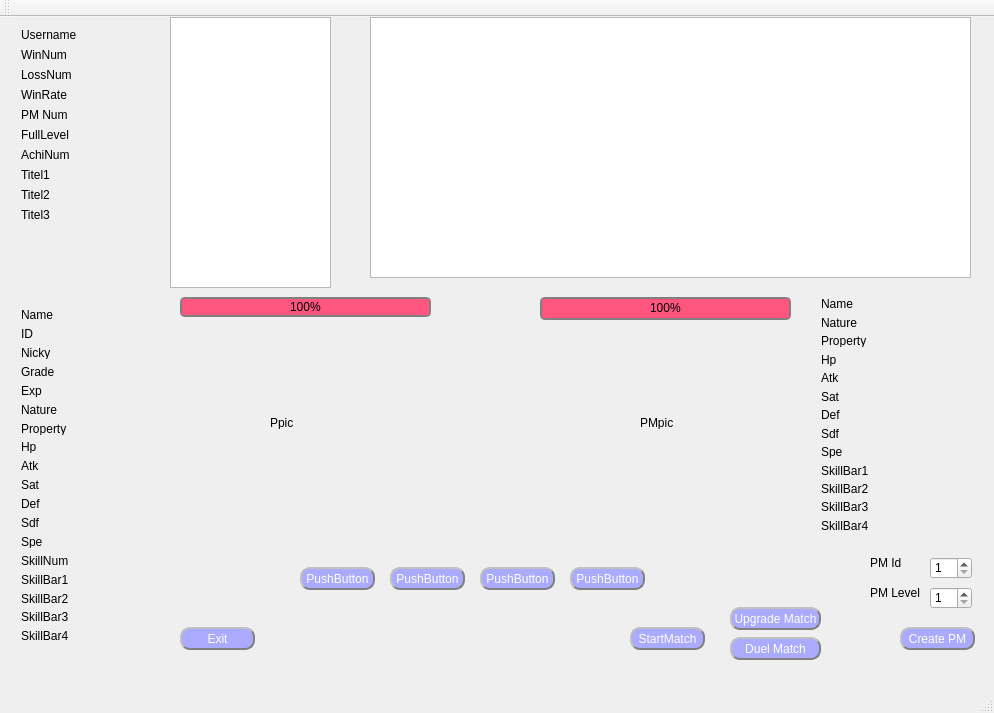
Old version of the form QClient/mainwindow.ui in the repository DarrenIce/QClient.
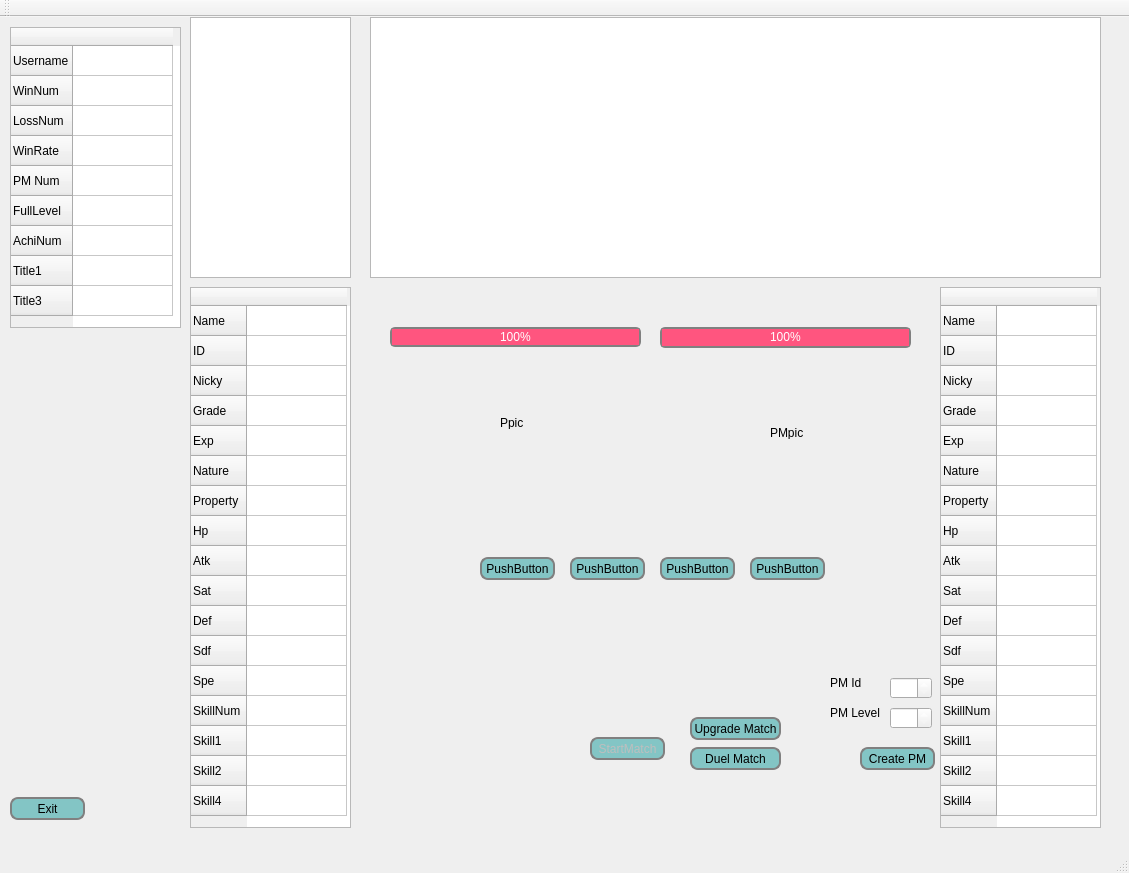
New version of the form.

What changed in the file:
```diff
--- a/QClient/mainwindow.ui
+++ b/QClient/mainwindow.ui
@@ -9,8 +9,8 @@
    <rect>
     <x>0</x>
     <y>0</y>
-    <width>994</width>
-    <height>713</height>
+    <width>1129</width>
+    <height>873</height>
    </rect>
   </property>
   <property name="windowTitle">
@@ -20,216 +20,31 @@
    <widget class="QListWidget" name="PMList">
     <property name="geometry">
      <rect>
-      <x>170</x>
+      <x>190</x>
       <y>0</y>
       <width>161</width>
-      <height>271</height>
+      <height>261</height>
      </rect>
     </property>
-   </widget>
-   <widget class="QWidget" name="formLayoutWidget">
-    <property name="geometry">
-     <rect>
-      <x>10</x>
-      <y>280</y>
-      <width>161</width>
-      <height>356</height>
-     </rect>
+    <property name="editTriggers">
+     <set>QAbstractItemView::NoEditTriggers</set>
     </property>
-    <layout class="QFormLayout" name="UserOp">
-     <item row="0" column="0">
-      <widget class="QLabel" name="Name">
-       <property name="text">
-        <string>Name</string>
-       </property>
-      </widget>
-     </item>
-     <item row="0" column="1">
-      <widget class="QLabel" name="name"/>
-     </item>
-     <item row="1" column="0">
-      <widget class="QLabel" name="Id">
-       <property name="text">
-        <string>ID</string>
-       </property>
-      </widget>
-     </item>
-     <item row="1" column="1">
-      <widget class="QLabel" name="id"/>
-     </item>
-     <item row="2" column="0">
-      <widget class="QLabel" name="Nicky">
-       <property name="text">
-        <string>Nicky</string>
-       </property>
-      </widget>
-     </item>
-     <item row="2" column="1">
-      <widget class="QLabel" name="nicky"/>
-     </item>
-     <item row="3" column="0">
-      <widget class="QLabel" name="Grade">
-       <property name="text">
-        <string>Grade</string>
-       </property>
-      </widget>
-     </item>
-     <item row="3" column="1">
-      <widget class="QLabel" name="grade"/>
-     </item>
-     <item row="4" column="0">
-      <widget class="QLabel" name="Exp">
-       <property name="text">
-        <string>Exp</string>
-       </property>
-      </widget>
-     </item>
-     <item row="4" column="1">
-      <widget class="QLabel" name="exp"/>
-     </item>
-     <item row="5" column="0">
-      <widget class="QLabel" name="Nature">
-       <property name="text">
-        <string>Nature</string>
-       </property>
-      </widget>
-     </item>
-     <item row="5" column="1">
-      <widget class="QLabel" name="nature"/>
-     </item>
-     <item row="6" column="0">
-      <widget class="QLabel" name="Property">
-       <property name="text">
-        <string>Property</string>
-       </property>
-      </widget>
-     </item>
-     <item row="6" column="1">
-      <widget class="QLabel" name="property"/>
-     </item>
-     <item row="7" column="0">
-      <widget class="QLabel" name="Hp">
-       <property name="text">
-        <string>Hp</string>
-       </property>
-      </widget>
-     </item>
-     <item row="7" column="1">
-      <widget class="QLabel" name="hp"/>
-     </item>
-     <item row="8" column="0">
-      <widget class="QLabel" name="Atk">
-       <property name="text">
-        <string>Atk</string>
-       </property>
-      </widget>
-     </item>
-     <item row="8" column="1">
-      <widget class="QLabel" name="atk"/>
-     </item>
-     <item row="9" column="0">
-      <widget class="QLabel" name="Sat">
-       <property name="text">
-        <string>Sat</string>
-       </property>
-      </widget>
-     </item>
-     <item row="9" column="1">
-      <widget class="QLabel" name="sat"/>
-     </item>
-     <item row="10" column="0">
-      <widget class="QLabel" name="Def">
-       <property name="text">
-        <string>Def</string>
-       </property>
-      </widget>
-     </item>
-     <item row="10" column="1">
-      <widget class="QLabel" name="def"/>
-     </item>
-     <item row="11" column="0">
-      <widget class="QLabel" name="Sdf">
-       <property name="text">
-        <string>Sdf</string>
-       </property>
-      </widget>
-     </item>
-     <item row="11" column="1">
-      <widget class="QLabel" name="sdf"/>
-     </item>
-     <item row="12" column="0">
-      <widget class="QLabel" name="Spe">
-       <property name="text">
-        <string>Spe</string>
-       </property>
-      </widget>
-     </item>
-     <item row="12" column="1">
-      <widget class="QLabel" name="spe"/>
-     </item>
-     <item row="13" column="0">
-      <widget class="QLabel" name="SkillNum">
-       <property name="text">
-        <string>SkillNum</string>
-       </property>
-      </widget>
-     </item>
-     <item row="13" column="1">
-      <widget class="QLabel" name="skillnum"/>
-     </item>
-     <item row="14" column="0">
-      <widget class="QLabel" name="SkillBar1">
-       <property name="text">
-        <string>SkillBar1</string>
-       </property>
-      </widget>
-     </item>
-     <item row="14" column="1">
-      <widget class="QLabel" name="skillbar1"/>
-     </item>
-     <item row="15" column="0">
-      <widget class="QLabel" name="SkillBar2">
-       <property name="text">
-        <string>SkillBar2</string>
-       </property>
-      </widget>
-     </item>
-     <item row="16" column="0">
-      <widget class="QLabel" name="SkillBar3">
-       <property name="text">
-        <string>SkillBar3</string>
-       </property>
-      </widget>
-     </item>
-     <item row="17" column="0">
-      <widget class="QLabel" name="SkillBar4">
-       <property name="text">
-        <string>SkillBar4</string>
-       </property>
-      </widget>
-     </item>
-     <item row="15" column="1">
-      <widget class="QLabel" name="skillbar2"/>
-     </item>
-     <item row="16" column="1">
-      <widget class="QLabel" name="skillbar3"/>
-     </item>
-     <item row="17" column="1">
-      <widget class="QLabel" name="skillbar4"/>
-     </item>
-    </layout>
    </widget>
    <widget class="QPushButton" name="UpgradeMatch">
     <property name="geometry">
      <rect>
-      <x>730</x>
-      <y>590</y>
+      <x>690</x>
+      <y>700</y>
       <width>91</width>
       <height>23</height>
      </rect>
     </property>
     <property name="styleSheet">
-     <string notr="true">QPushButton{background-color:rgb(170, 170, 255);color:white;border-radius:10px;border: 2px groove gray;border-style: outset;}                                           QPushButton:hover{background-color:rgb(170, 255, 255); color: black;}                                          QPushButton:pressed{background-color:rgb(255, 170, 127);border-style: inset; }</string>
+     <string notr="true">QPushButton{border: 2px solid grey;
+	background:rgb(131, 197, 197);
+	border-radius: 8px;}
+QPushButton:hover{border-color:rgb(183,203,188);}
+QPushButton:pressed{border-color:gray}</string>
     </property>
     <property name="text">
      <string>Upgrade Match</string>
@@ -238,14 +53,18 @@
    <widget class="QPushButton" name="DuelMatch">
     <property name="geometry">
      <rect>
-      <x>730</x>
-      <y>620</y>
+      <x>690</x>
+      <y>730</y>
       <width>91</width>
       <height>23</height>
      </rect>
     </property>
     <property name="styleSheet">
-     <string notr="true">QPushButton{background-color:rgb(170, 170, 255);color:white;border-radius:10px;border: 2px groove gray;border-style: outset;}                                           QPushButton:hover{background-color:rgb(170, 255, 255); color: black;}                                          QPushButton:pressed{background-color:rgb(255, 170, 127);border-style: inset; }</string>
+     <string notr="true">QPushButton{border: 2px solid grey;
+	background:rgb(131, 197, 197);
+	border-radius: 8px;}
+QPushButton:hover{border-color:rgb(183,203,188);}
+QPushButton:pressed{border-color:gray}</string>
     </property>
     <property name="text">
      <string>Duel Match</string>
@@ -254,8 +73,8 @@
    <widget class="QProgressBar" name="UserHp">
     <property name="geometry">
      <rect>
-      <x>180</x>
-      <y>280</y>
+      <x>390</x>
+      <y>310</y>
       <width>251</width>
       <height>20</height>
      </rect>
@@ -265,12 +84,14 @@
      border: 2px solid grey;
      border-radius: 5px;
      text-align: center;
+	 color: rgb(255, 255, 255);
  }
  
  QProgressBar::chunk {
      background-color: rgb(255, 85, 127);
      width: 20px;
- }</string>
+ }
+</string>
     </property>
     <property name="value">
      <number>100</number>
@@ -282,10 +103,10 @@
    <widget class="QProgressBar" name="PmHp">
     <property name="geometry">
      <rect>
-      <x>540</x>
-      <y>280</y>
+      <x>660</x>
+      <y>310</y>
       <width>251</width>
-      <height>23</height>
+      <height>21</height>
      </rect>
     </property>
     <property name="styleSheet">
@@ -293,6 +114,7 @@
      border: 2px solid grey;
      border-radius: 5px;
      text-align: center;
+	 color: rgb(255, 255, 255);
  }
  
  QProgressBar::chunk {
@@ -307,14 +129,18 @@
    <widget class="QPushButton" name="Skill1">
     <property name="geometry">
      <rect>
-      <x>300</x>
-      <y>550</y>
+      <x>480</x>
+      <y>540</y>
       <width>75</width>
       <height>23</height>
      </rect>
     </property>
     <property name="styleSheet">
-     <string notr="true">QPushButton{background-color:rgb(170, 170, 255);color:white;border-radius:10px;border: 2px groove gray;border-style: outset;}                                           QPushButton:hover{background-color:rgb(170, 255, 255); color: black;}                                          QPushButton:pressed{background-color:rgb(255, 170, 127);border-style: inset; }</string>
+     <string notr="true">QPushButton{border: 2px solid grey;
+	background:rgb(131, 197, 197);
+	border-radius: 8px;}
+QPushButton:hover{border-color:rgb(183,203,188);}
+QPushButton:pressed{border-color:gray}</string>
     </property>
     <property name="text">
      <string>PushButton</string>
@@ -323,14 +149,18 @@
    <widget class="QPushButton" name="Skill2">
     <property name="geometry">
      <rect>
-      <x>390</x>
-      <y>550</y>
+      <x>570</x>
+      <y>540</y>
       <width>75</width>
       <height>23</height>
      </rect>
     </property>
     <property name="styleSheet">
-     <string notr="true">QPushButton{background-color:rgb(170, 170, 255);color:white;border-radius:10px;border: 2px groove gray;border-style: outset;}                                           QPushButton:hover{background-color:rgb(170, 255, 255); color: black;}                                          QPushButton:pressed{background-color:rgb(255, 170, 127);border-style: inset; }</string>
+     <string notr="true">QPushButton{border: 2px solid grey;
+	background:rgb(131, 197, 197);
+	border-radius: 8px;}
+QPushButton:hover{border-color:rgb(183,203,188);}
+QPushButton:pressed{border-color:gray}</string>
     </property>
     <property name="text">
      <string>PushButton</string>
@@ -339,14 +169,18 @@
    <widget class="QPushButton" name="Skill3">
     <property name="geometry">
      <rect>
-      <x>480</x>
-      <y>550</y>
+      <x>660</x>
+      <y>540</y>
       <width>75</width>
       <height>23</height>
      </rect>
     </property>
     <property name="styleSheet">
-     <string notr="true">QPushButton{background-color:rgb(170, 170, 255);color:white;border-radius:10px;border: 2px groove gray;border-style: outset;}                                           QPushButton:hover{background-color:rgb(170, 255, 255); color: black;}                                          QPushButton:pressed{background-color:rgb(255, 170, 127);border-style: inset; }</string>
+     <string notr="true">QPushButton{border: 2px solid grey;
+	background:rgb(131, 197, 197);
+	border-radius: 8px;}
+QPushButton:hover{border-color:rgb(183,203,188);}
+QPushButton:pressed{border-color:gray}</string>
     </property>
     <property name="text">
      <string>PushButton</string>
@@ -355,14 +189,18 @@
    <widget class="QPushButton" name="Skill4">
     <property name="geometry">
      <rect>
-      <x>570</x>
-      <y>550</y>
+      <x>750</x>
+      <y>540</y>
       <width>75</width>
       <height>23</height>
      </rect>
     </property>
     <property name="styleSheet">
-     <string notr="true">QPushButton{background-color:rgb(170, 170, 255);color:white;border-radius:10px;border: 2px groove gray;border-style: outset;}                                           QPushButton:hover{background-color:rgb(170, 255, 255); color: black;}                                          QPushButton:pressed{background-color:rgb(255, 170, 127);border-style: inset; }</string>
+     <string notr="true">QPushButton{border: 2px solid grey;
+	background:rgb(131, 197, 197);
+	border-radius: 8px;}
+QPushButton:hover{border-color:rgb(183,203,188);}
+QPushButton:pressed{border-color:gray}</string>
     </property>
     <property name="text">
      <string>PushButton</string>
@@ -371,12 +209,15 @@
    <widget class="QSpinBox" name="IdBox">
     <property name="geometry">
      <rect>
-      <x>930</x>
-      <y>540</y>
+      <x>890</x>
+      <y>660</y>
       <width>42</width>
       <height>22</height>
      </rect>
     </property>
+    <property name="styleSheet">
+     <string notr="true">color: rgb(255, 255, 255);</string>
+    </property>
     <property name="minimum">
      <number>1</number>
     </property>
@@ -387,8 +228,8 @@
    <widget class="QLabel" name="PM_ID">
     <property name="geometry">
      <rect>
-      <x>870</x>
-      <y>540</y>
+      <x>830</x>
+      <y>660</y>
       <width>54</width>
       <height>12</height>
      </rect>
@@ -400,12 +241,15 @@
    <widget class="QSpinBox" name="LevelBox">
     <property name="geometry">
      <rect>
-      <x>930</x>
-      <y>570</y>
+      <x>890</x>
+      <y>690</y>
       <width>42</width>
       <height>22</height>
      </rect>
     </property>
+    <property name="styleSheet">
+     <string notr="true">color: rgb(255, 255, 255);</string>
+    </property>
     <property name="minimum">
      <number>1</number>
     </property>
@@ -416,8 +260,8 @@
    <widget class="QLabel" name="PM_LEVEL">
     <property name="geometry">
      <rect>
-      <x>870</x>
-      <y>570</y>
+      <x>830</x>
+      <y>690</y>
       <width>54</width>
       <height>12</height>
      </rect>
@@ -426,159 +270,21 @@
      <string>PM Level</string>
     </property>
    </widget>
-   <widget class="QWidget" name="formLayoutWidget_2">
-    <property name="geometry">
-     <rect>
-      <x>810</x>
-      <y>270</y>
-      <width>178</width>
-      <height>256</height>
-     </rect>
-    </property>
-    <layout class="QFormLayout" name="PmOp">
-     <item row="0" column="0">
-      <widget class="QLabel" name="Name2">
-       <property name="text">
-        <string>Name</string>
-       </property>
-      </widget>
-     </item>
-     <item row="0" column="1">
-      <widget class="QLabel" name="name2"/>
-     </item>
-     <item row="1" column="0">
-      <widget class="QLabel" name="Nature2">
-       <property name="text">
-        <string>Nature</string>
-       </property>
-      </widget>
-     </item>
-     <item row="1" column="1">
-      <widget class="QLabel" name="nature2"/>
-     </item>
-     <item row="2" column="0">
-      <widget class="QLabel" name="Property2">
-       <property name="text">
-        <string>Property</string>
-       </property>
-      </widget>
-     </item>
-     <item row="2" column="1">
-      <widget class="QLabel" name="property2"/>
-     </item>
-     <item row="3" column="0">
-      <widget class="QLabel" name="Hp2">
-       <property name="text">
-        <string>Hp</string>
-       </property>
-      </widget>
-     </item>
-     <item row="3" column="1">
-      <widget class="QLabel" name="hp2"/>
-     </item>
-     <item row="4" column="0">
-      <widget class="QLabel" name="Atk2">
-       <property name="text">
-        <string>Atk</string>
-       </property>
-      </widget>
-     </item>
-     <item row="5" column="0">
-      <widget class="QLabel" name="Sat2">
-       <property name="text">
-        <string>Sat</string>
-       </property>
-      </widget>
-     </item>
-     <item row="5" column="1">
-      <widget class="QLabel" name="sat2"/>
-     </item>
-     <item row="6" column="0">
-      <widget class="QLabel" name="Def2">
-       <property name="text">
-        <string>Def</string>
-       </property>
-      </widget>
-     </item>
-     <item row="6" column="1">
-      <widget class="QLabel" name="def2"/>
-     </item>
-     <item row="7" column="0">
-      <widget class="QLabel" name="Sdf2">
-       <property name="text">
-        <string>Sdf</string>
-       </property>
-      </widget>
-     </item>
-     <item row="7" column="1">
-      <widget class="QLabel" name="sdf2"/>
-     </item>
-     <item row="8" column="0">
-      <widget class="QLabel" name="Spe2">
-       <property name="text">
-        <string>Spe</string>
-       </property>
-      </widget>
-     </item>
-     <item row="8" column="1">
-      <widget class="QLabel" name="spe2"/>
-     </item>
-     <item row="9" column="0">
-      <widget class="QLabel" name="SkillBar2_1">
-       <property name="text">
-        <string>SkillBar1</string>
-       </property>
-      </widget>
-     </item>
-     <item row="9" column="1">
-      <widget class="QLabel" name="skillbar2_1"/>
-     </item>
-     <item row="10" column="0">
-      <widget class="QLabel" name="SkillBar2_2">
-       <property name="text">
-        <string>SkillBar2</string>
-       </property>
-      </widget>
-     </item>
-     <item row="10" column="1">
-      <widget class="QLabel" name="skillbar2_2"/>
-     </item>
-     <item row="11" column="0">
-      <widget class="QLabel" name="SkillBar2_3">
-       <property name="text">
-        <string>SkillBar3</string>
-       </property>
-      </widget>
-     </item>
-     <item row="11" column="1">
-      <widget class="QLabel" name="skillbar2_3"/>
-     </item>
-     <item row="12" column="0">
-      <widget class="QLabel" name="SkillBar2_4">
-       <property name="text">
-        <string>SkillBar4</string>
-       </property>
-      </widget>
-     </item>
-     <item row="12" column="1">
-      <widget class="QLabel" name="skillbar2_4"/>
-     </item>
-     <item row="4" column="1">
-      <widget class="QLabel" name="atk2"/>
-     </item>
-    </layout>
-   </widget>
    <widget class="QPushButton" name="CreatePm">
     <property name="geometry">
      <rect>
-      <x>900</x>
-      <y>610</y>
+      <x>860</x>
+      <y>730</y>
       <width>75</width>
       <height>23</height>
      </rect>
     </property>
     <property name="styleSheet">
-     <string notr="true">QPushButton{background-color:rgb(170, 170, 255);color:white;border-radius:10px;border: 2px groove gray;border-style: outset;}                                           QPushButton:hover{background-color:rgb(170, 255, 255); color: black;}                                          QPushButton:pressed{background-color:rgb(255, 170, 127);border-style: inset; }</string>
+     <string notr="true">QPushButton{border: 2px solid grey;
+	background:rgb(131, 197, 197);
+	border-radius: 8px;}
+QPushButton:hover{border-color:rgb(183,203,188);}
+QPushButton:pressed{border-color:gray}</string>
     </property>
     <property name="text">
      <string>Create PM</string>
@@ -587,7 +293,7 @@
    <widget class="QLabel" name="Ppic">
     <property name="geometry">
      <rect>
-      <x>270</x>
+      <x>500</x>
       <y>400</y>
       <width>54</width>
       <height>12</height>
@@ -600,8 +306,8 @@
    <widget class="QLabel" name="PMpic">
     <property name="geometry">
      <rect>
-      <x>640</x>
-      <y>400</y>
+      <x>770</x>
+      <y>410</y>
       <width>54</width>
       <height>12</height>
      </rect>
@@ -610,164 +316,12 @@
      <string>PMpic</string>
     </property>
    </widget>
-   <widget class="QWidget" name="formLayoutWidget_3">
-    <property name="geometry">
-     <rect>
-      <x>10</x>
-      <y>0</y>
-      <width>161</width>
-      <height>271</height>
-     </rect>
-    </property>
-    <layout class="QFormLayout" name="UserInfo">
-     <item row="0" column="0">
-      <widget class="QLabel" name="UserName">
-       <property name="text">
-        <string>Username</string>
-       </property>
-      </widget>
-     </item>
-     <item row="0" column="1">
-      <widget class="QLabel" name="username">
-       <property name="text">
-        <string/>
-       </property>
-      </widget>
-     </item>
-     <item row="1" column="0">
-      <widget class="QLabel" name="WinNum">
-       <property name="text">
-        <string>WinNum</string>
-       </property>
-      </widget>
-     </item>
-     <item row="1" column="1">
-      <widget class="QLabel" name="winnum">
-       <property name="text">
-        <string/>
-       </property>
-      </widget>
-     </item>
-     <item row="2" column="0">
-      <widget class="QLabel" name="LossNum">
-       <property name="text">
-        <string>LossNum</string>
-       </property>
-      </widget>
-     </item>
-     <item row="2" column="1">
-      <widget class="QLabel" name="lossnum">
-       <property name="text">
-        <string/>
-       </property>
-      </widget>
-     </item>
-     <item row="3" column="0">
-      <widget class="QLabel" name="WinRate">
-       <property name="text">
-        <string>WinRate</string>
-       </property>
-      </widget>
-     </item>
-     <item row="3" column="1">
-      <widget class="QLabel" name="winrate">
-       <property name="text">
-        <string/>
-       </property>
-      </widget>
-     </item>
-     <item row="4" column="0">
-      <widget class="QLabel" name="PMNum">
-       <property name="text">
-        <string>PM Num</string>
-       </property>
-      </widget>
-     </item>
-     <item row="4" column="1">
-      <widget class="QLabel" name="pmnum">
-       <property name="text">
-        <string/>
-       </property>
-      </widget>
-     </item>
-     <item row="5" column="0">
-      <widget class="QLabel" name="FullLevel">
-       <property name="text">
-        <string>FullLevel</string>
-       </property>
-      </widget>
-     </item>
-     <item row="5" column="1">
-      <widget class="QLabel" name="fulllevel">
-       <property name="text">
-        <string/>
-       </property>
-      </widget>
-     </item>
-     <item row="6" column="0">
-      <widget class="QLabel" name="AchiNum">
-       <property name="text">
-        <string>AchiNum</string>
-       </property>
-      </widget>
-     </item>
-     <item row="6" column="1">
-      <widget class="QLabel" name="achinum">
-       <property name="text">
-        <string/>
-       </property>
-      </widget>
-     </item>
-     <item row="7" column="0">
-      <widget class="QLabel" name="Titel1">
-       <property name="text">
-        <string>Titel1</string>
-       </property>
-      </widget>
-     </item>
-     <item row="7" column="1">
-      <widget class="QLabel" name="titel1">
-       <property name="text">
-        <string/>
-       </property>
-      </widget>
-     </item>
-     <item row="8" column="0">
-      <widget class="QLabel" name="Titel2">
-       <property name="text">
-        <string>Titel2</string>
-       </property>
-      </widget>
-     </item>
-     <item row="8" column="1">
-      <widget class="QLabel" name="titel2">
-       <property name="text">
-        <string/>
-       </property>
-      </widget>
-     </item>
-     <item row="9" column="0">
-      <widget class="QLabel" name="Titel3">
-       <property name="text">
-        <string>Titel3</string>
-       </property>
-      </widget>
-     </item>
-     <item row="9" column="1">
-      <widget class="QLabel" name="titel3">
-       <property name="text">
-        <string/>
-       </property>
-      </widget>
-     </item>
-    </layout>
-   </widget>
    <widget class="QTextBrowser" name="FightInfo">
     <property name="geometry">
      <rect>
       <x>370</x>
       <y>0</y>
-      <width>601</width>
+      <width>731</width>
       <height>261</height>
      </rect>
     </property>
@@ -778,14 +332,18 @@
     </property>
     <property name="geometry">
      <rect>
-      <x>630</x>
-      <y>610</y>
+      <x>590</x>
+      <y>720</y>
       <width>75</width>
       <height>23</height>
      </rect>
     </property>
     <property name="styleSheet">
-     <string notr="true">QPushButton{background-color:rgb(170, 170, 255);color:white;border-radius:10px;border: 2px groove gray;border-style: outset;}                                           QPushButton:hover{background-color:rgb(170, 255, 255); color: black;}                                          QPushButton:pressed{background-color:rgb(255, 170, 127);border-style: inset; }</string>
+     <string notr="true">QPushButton{border: 2px solid grey;
+	background:rgb(131, 197, 197);
+	border-radius: 8px;}
+QPushButton:hover{border-color:rgb(183,203,188);}
+QPushButton:pressed{border-color:gray}</string>
     </property>
     <property name="text">
      <string>StartMatch</string>
@@ -794,19 +352,317 @@
    <widget class="QPushButton" name="Exit">
     <property name="geometry">
      <rect>
-      <x>180</x>
-      <y>610</y>
+      <x>10</x>
+      <y>780</y>
       <width>75</width>
       <height>23</height>
      </rect>
     </property>
     <property name="styleSheet">
-     <string notr="true">QPushButton{background-color:rgb(170, 170, 255);color:white;border-radius:10px;border: 2px groove gray;border-style: outset;}                                           QPushButton:hover{background-color:rgb(170, 255, 255); color: black;}                                          QPushButton:pressed{background-color:rgb(255, 170, 127);border-style: inset; }</string>
+     <string notr="true">QPushButton{border: 2px solid grey;
+	background:rgb(131, 197, 197);
+	border-radius: 8px;}
+QPushButton:hover{border-color:rgb(183,203,188);}
+QPushButton:pressed{border-color:gray}</string>
     </property>
     <property name="text">
      <string>Exit</string>
     </property>
    </widget>
+   <widget class="QTableWidget" name="UserTable">
+    <property name="enabled">
+     <bool>true</bool>
+    </property>
+    <property name="geometry">
+     <rect>
+      <x>10</x>
+      <y>10</y>
+      <width>171</width>
+      <height>301</height>
+     </rect>
+    </property>
+    <property name="editTriggers">
+     <set>QAbstractItemView::NoEditTriggers</set>
+    </property>
+    <row>
+     <property name="text">
+      <string>Username</string>
+     </property>
+    </row>
+    <row>
+     <property name="text">
+      <string>WinNum</string>
+     </property>
+    </row>
+    <row>
+     <property name="text">
+      <string>LossNum</string>
+     </property>
+    </row>
+    <row>
+     <property name="text">
+      <string>WinRate</string>
+     </property>
+    </row>
+    <row>
+     <property name="text">
+      <string>PM Num</string>
+     </property>
+    </row>
+    <row>
+     <property name="text">
+      <string>FullLevel</string>
+     </property>
+    </row>
+    <row>
+     <property name="text">
+      <string>AchiNum</string>
+     </property>
+    </row>
+    <row>
+     <property name="text">
+      <string>Title1</string>
+     </property>
+    </row>
+    <row>
+     <property name="text">
+      <string>Title3</string>
+     </property>
+    </row>
+    <column>
+     <property name="text">
+      <string> </string>
+     </property>
+    </column>
+   </widget>
+   <widget class="QTableWidget" name="UserPm">
+    <property name="geometry">
+     <rect>
+      <x>190</x>
+      <y>270</y>
+      <width>161</width>
+      <height>541</height>
+     </rect>
+    </property>
+    <property name="editTriggers">
+     <set>QAbstractItemView::NoEditTriggers</set>
+    </property>
+    <row>
+     <property name="text">
+      <string>Name</string>
+     </property>
+    </row>
+    <row>
+     <property name="text">
+      <string>ID</string>
+     </property>
+    </row>
+    <row>
+     <property name="text">
+      <string>Nicky</string>
+     </property>
+    </row>
+    <row>
+     <property name="text">
+      <string>Grade</string>
+     </property>
+    </row>
+    <row>
+     <property name="text">
+      <string>Exp</string>
+     </property>
+    </row>
+    <row>
+     <property name="text">
+      <string>Nature</string>
+     </property>
+    </row>
+    <row>
+     <property name="text">
+      <string>Property</string>
+     </property>
+    </row>
+    <row>
+     <property name="text">
+      <string>Hp</string>
+     </property>
+    </row>
+    <row>
+     <property name="text">
+      <string>Atk</string>
+     </property>
+    </row>
+    <row>
+     <property name="text">
+      <string>Sat</string>
+     </property>
+    </row>
+    <row>
+     <property name="text">
+      <string>Def</string>
+     </property>
+    </row>
+    <row>
+     <property name="text">
+      <string>Sdf</string>
+     </property>
+    </row>
+    <row>
+     <property name="text">
+      <string>Spe</string>
+     </property>
+    </row>
+    <row>
+     <property name="text">
+      <string>SkillNum</string>
+     </property>
+    </row>
+    <row>
+     <property name="text">
+      <string>Skill1</string>
+     </property>
+    </row>
+    <row>
+     <property name="text">
+      <string>Skill2</string>
+     </property>
+    </row>
+    <row>
+     <property name="text">
+      <string>Skill4</string>
+     </property>
+    </row>
+    <column>
+     <property name="text">
+      <string> </string>
+     </property>
+    </column>
+   </widget>
+   <widget class="QTableWidget" name="SerPm">
+    <property name="geometry">
+     <rect>
+      <x>940</x>
+      <y>270</y>
+      <width>161</width>
+      <height>541</height>
+     </rect>
+    </property>
+    <property name="editTriggers">
+     <set>QAbstractItemView::NoEditTriggers</set>
+    </property>
+    <row>
+     <property name="text">
+      <string>Name</string>
+     </property>
+    </row>
+    <row>
+     <property name="text">
+      <string>ID</string>
+     </property>
+    </row>
+    <row>
+     <property name="text">
+      <string>Nicky</string>
+     </property>
+    </row>
+    <row>
+     <property name="text">
+      <string>Grade</string>
+     </property>
+    </row>
+    <row>
+     <property name="text">
+      <string>Exp</string>
+     </property>
+    </row>
+    <row>
+     <property name="text">
+      <string>Nature</string>
+     </property>
+    </row>
+    <row>
+     <property name="text">
+      <string>Property</string>
+     </property>
+    </row>
+    <row>
+     <property name="text">
+      <string>Hp</string>
+     </property>
+    </row>
+    <row>
+     <property name="text">
+      <string>Atk</string>
+     </property>
+    </row>
+    <row>
+     <property name="text">
+      <string>Sat</string>
+     </property>
+    </row>
+    <row>
+     <property name="text">
+      <string>Def</string>
+     </property>
+    </row>
+    <row>
+     <property name="text">
+      <string>Sdf</string>
+     </property>
+    </row>
+    <row>
+     <property name="text">
+      <string>Spe</string>
+     </property>
+    </row>
+    <row>
+     <property name="text">
+      <string>SkillNum</string>
+     </property>
+    </row>
+    <row>
+     <property name="text">
+      <string>Skill1</string>
+     </property>
+    </row>
+    <row>
+     <property name="text">
+      <string>Skill2</string>
+     </property>
+    </row>
+    <row>
+     <property name="text">
+      <string>Skill4</string>
+     </property>
+    </row>
+    <column>
+     <property name="text">
+      <string> </string>
+     </property>
+    </column>
+   </widget>
+   <zorder>UserPm</zorder>
+   <zorder>PMList</zorder>
+   <zorder>UpgradeMatch</zorder>
+   <zorder>DuelMatch</zorder>
+   <zorder>UserHp</zorder>
+   <zorder>PmHp</zorder>
+   <zorder>Skill1</zorder>
+   <zorder>Skill2</zorder>
+   <zorder>Skill3</zorder>
+   <zorder>Skill4</zorder>
+   <zorder>IdBox</zorder>
+   <zorder>PM_ID</zorder>
+   <zorder>LevelBox</zorder>
+   <zorder>PM_LEVEL</zorder>
+   <zorder>CreatePm</zorder>
+   <zorder>Ppic</zorder>
+   <zorder>PMpic</zorder>
+   <zorder>FightInfo</zorder>
+   <zorder>StartMatch</zorder>
+   <zorder>Exit</zorder>
+   <zorder>UserTable</zorder>
+   <zorder>SerPm</zorder>
   </widget>
   <widget class="QMenuBar" name="menuBar">
    <property name="geometry">
```
Left out of the diff: 2 changed lines with no effect on the pictures.
